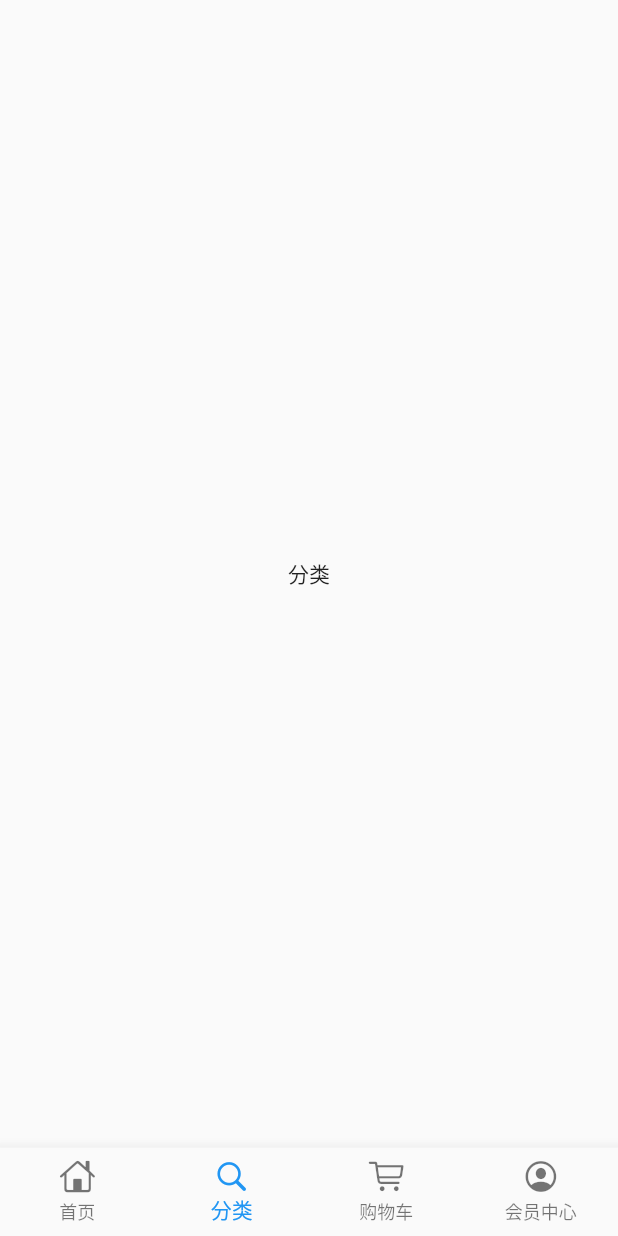
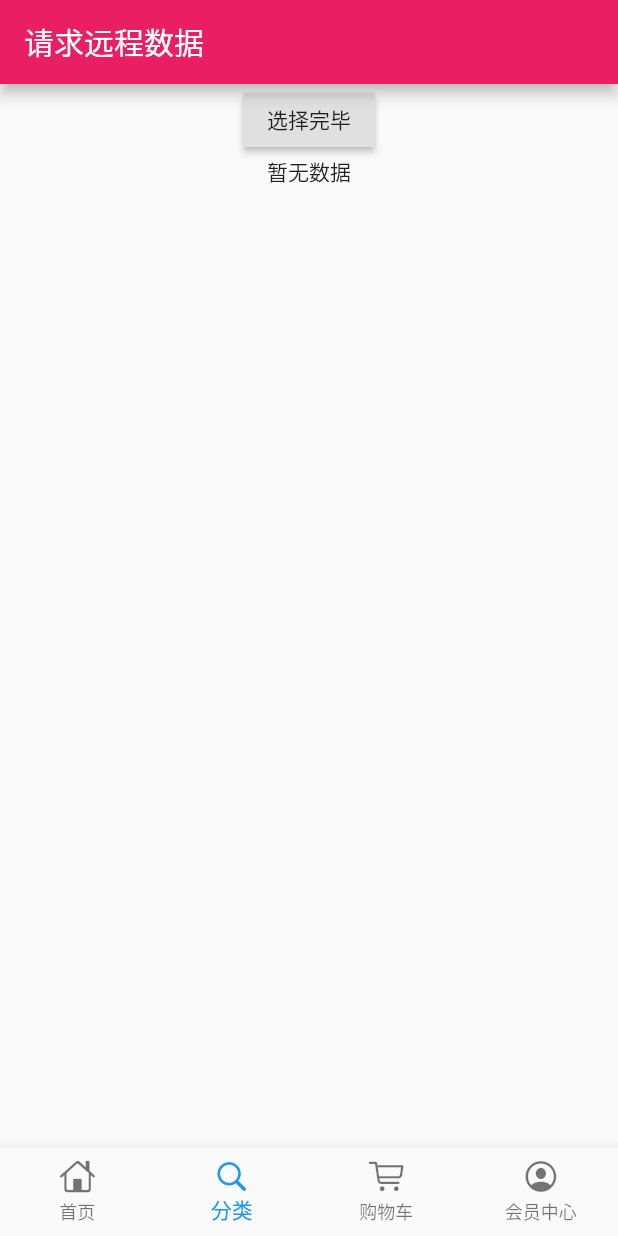
Before and after one commit to NianyiYang/flutter_shop, a Flutter app: the screen it shows after launch, item 2 of the bottom bar chosen, on a phone screen of 412 x 824 dp. Run offline on Flutter 3.47's test engine with Material 2 defaults, Android fonts, the phone set to English and light mode, and no system bars; our stand-ins replace dio.

Commit message:
临时提交

```diff
--- /dev/null
+++ b/lib/config/http_headers.dart
@@ -0,0 +1,14 @@
+const httpHeaders = {
+  'Accept': 'application/json, text/plain, */*',
+  'Accept-Encoding': 'gzip, deflate, br',
+  'Accept-Language': 'zh-CN,zh;q=0.9',
+  'Connection': 'keep-alive',
+  'Content-Type': 'application/json',
+  'Cookie':
+      '_ga=GA1.2.676402787.1548321037; GCID=9d149c5-11cb3b3-80ad198-04b551d; _gid=GA1.2.359074521.1550799897; _gat=1; Hm_lvt_022f847c4e3acd44d4a2481d9187f1e6=1550106367,1550115714,1550123110,1550799897; SERVERID=1fa1f330efedec1559b3abbcb6e30f50|1550799909|1550799898; Hm_lpvt_022f847c4e3acd44d4a2481d9187f1e6=1550799907',
+  'Host': 'time.geekbang.org',
+  'Origin': 'https://time.geekbang.org',
+  'Referer': 'https://time.geekbang.org/',
+  'User-Agent':
+      'Mozilla/5.0 (Windows NT 10.0; Win64; x64) AppleWebKit/537.36 (KHTML, like Gecko) Chrome/70.0.3538.77 Safari/537.36'
+};
--- /dev/null
+++ b/lib/config/service_url.dart
@@ -0,0 +1,6 @@
+const serviceUrl = 'http://localhost:3000';
+
+const servicePath = {
+  // 首页信息
+  'homePageContent': serviceUrl + '/homePageContent',
+};
--- a/lib/pages/category_page.dart
+++ b/lib/pages/category_page.dart
@@ -1,12 +1,63 @@
+import 'package:dio/dio.dart';
 import 'package:flutter/material.dart';
+import 'package:flutter_shop/config/http_headers.dart';
 
-class CategoryPage extends StatelessWidget {
+class CategoryPage extends StatefulWidget {
+  @override
+  _CategoryPageState createState() => _CategoryPageState();
+}
+
+class _CategoryPageState extends State<CategoryPage> {
+  String displayText = '暂无数据';
+
   @override
   Widget build(BuildContext context) {
     return Scaffold(
+      appBar: AppBar(
+        title: Text('请求远程数据'),
+      ),
       body: Center(
-        child: Text('分类'),
+        child: Column(
+          children: <Widget>[
+            RaisedButton(
+              onPressed: _chooseAction,
+              child: Text('选择完毕'),
+            ),
+            Text(
+              displayText,
+              overflow: TextOverflow.ellipsis,
+              maxLines: 2,
+            ),
+          ],
+        ),
       ),
     );
   }
+
+  /// 处理网络请求
+  void _chooseAction() {
+    Future future = mockHttp();
+
+    future.then((val) {
+      setState(() {
+        displayText = val['data'].toString();
+      });
+    });
+  }
+
+  /// 网络请求
+  Future mockHttp() async {
+    try {
+      Dio dio = Dio();
+      dio.options.headers = httpHeaders;
+
+      Response response = await dio.get(
+        "https://time.geekbang.org/serv/v1/column/newAll",
+      );
+
+      return response.data;
+    } catch (e) {
+      return print(e);
+    }
+  }
 }
```
Also changed, not shown: lib/pages/home_page.dart (+0 -25 lines), lib/service/service_method.dart (added, +13 -0 lines).
